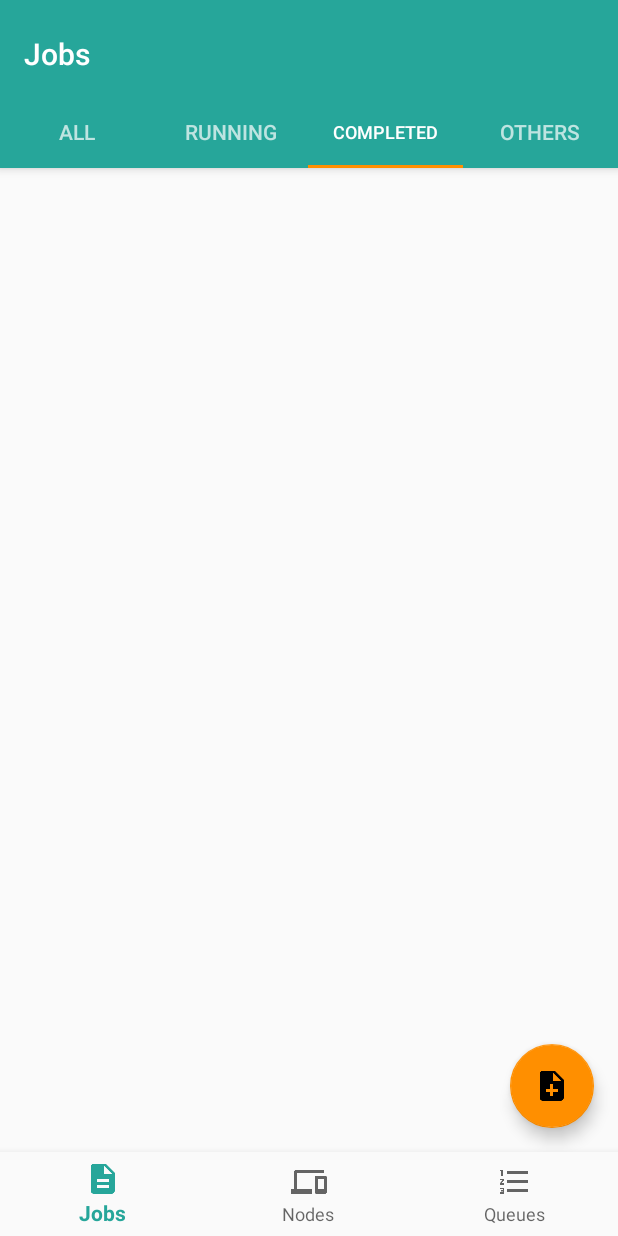
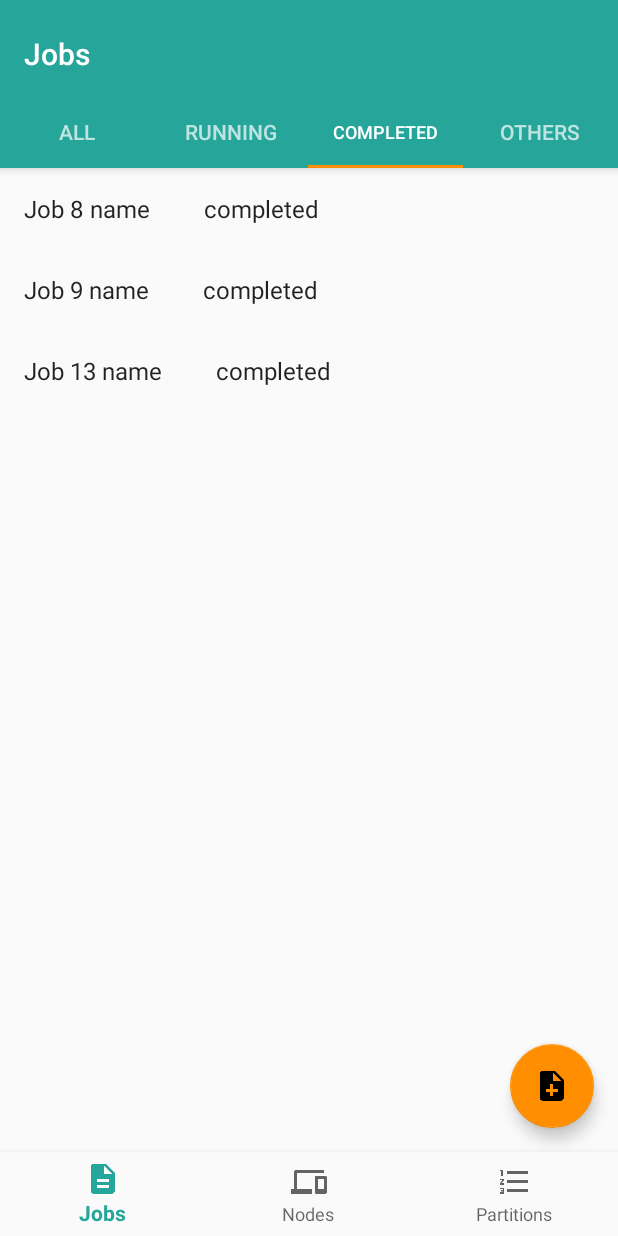
Before and after one commit to heszgergely/AndroidLabProj, an Android app: the screen it shows after launch (BottomNavigationActivity), tab 3 chosen, on a phone screen of 412 x 824 dp. Run offline under Robolectric (Android 15) with nearby library versions, the phone set to English and light mode, and no system bars.

Commit message:
Minor modifications

```diff
--- a/mobile/src/main/res/layout/activity_bottom_navigation.xml
+++ b/mobile/src/main/res/layout/activity_bottom_navigation.xml
@@ -6,7 +6,7 @@ android:id="@+id/main_content"
 android:layout_width="match_parent"
 android:layout_height="match_parent"
 android:fitsSystemWindows="true"
-tools:context="com.example.hesz.labproject.TabbedActivity">
+tools:context="com.example.hesz.labproject.BottomNavigationActivity">
 
 
     <FrameLayout
--- a/mobile/src/main/res/layout/fragment_partitions.xml
+++ b/mobile/src/main/res/layout/fragment_partitions.xml
@@ -40,7 +40,7 @@
 
 <android.support.v7.widget.RecyclerView
     android:id="@+id/list"
-    android:name="com.example.hesz.labproject.QueuesFragment"
+    android:name="com.example.hesz.labproject.PartitionsFragment"
     android:layout_width="match_parent"
     android:layout_height="match_parent"
     app:layoutManager="LinearLayoutManager"
--- a/mobile/src/main/res/layout/fragment_tabbed.xml
+++ b/mobile/src/main/res/layout/fragment_tabbed.xml
@@ -4,7 +4,7 @@
     android:id="@+id/constraintLayout"
     android:layout_width="match_parent"
     android:layout_height="match_parent"
-    tools:context="com.example.hesz.labproject.TabbedActivity$PlaceholderFragment">
+    tools:context="com.example.hesz.labproject.JobsFragment$JobContentFragment">
 
     <TextView
         android:id="@+id/section_label"
@@ -19,4 +19,12 @@
         tools:layout_constraintLeft_creator="1"
         tools:layout_constraintTop_creator="1" />
 
+    <android.support.v7.widget.RecyclerView
+        android:id="@+id/list"
+        android:layout_width="match_parent"
+        android:layout_height="match_parent"
+        app:layoutManager="LinearLayoutManager"
+        app:layout_behavior="@string/appbar_scrolling_view_behavior"
+        tools:listitem="@layout/fragment_item" />
+
 </android.support.constraint.ConstraintLayout>
--- a/mobile/src/main/res/menu/navigation.xml
+++ b/mobile/src/main/res/menu/navigation.xml
@@ -14,6 +14,6 @@
     <item
         android:id="@+id/navigation_queues"
         android:icon="@drawable/ic_format_list_numbered_black_24dp"
-        android:title="@string/title_queues" />
+        android:title="@string/title_partitions" />
 
 </menu>
--- a/mobile/src/main/res/values/strings.xml
+++ b/mobile/src/main/res/values/strings.xml
@@ -3,7 +3,7 @@
     <string name="title_activity_bottom_navigation">BottomNavigationActivity</string>
     <string name="title_jobs">Jobs</string>
     <string name="title_nodes">Nodes</string>
-    <string name="title_queues">Queues</string>
+    <string name="title_partitions">Partitions</string>
     <string name="title_activity_main2">Main2Activity</string>
     <string name="title_activity_tabbed">TabbedActivity</string>
     <string name="action_settings">Settings</string>
```
